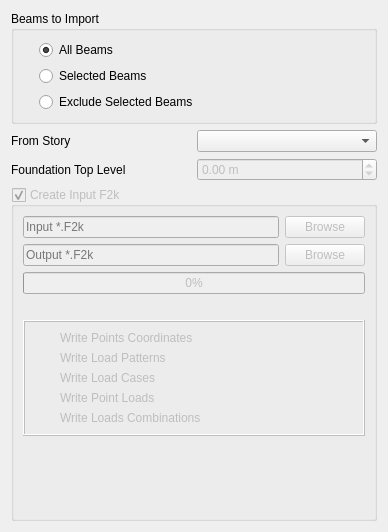
Qt form safe/punch/Resources/ui/etabs_panel.ui (ebrahimraeyat/OSAFE) before a commit.
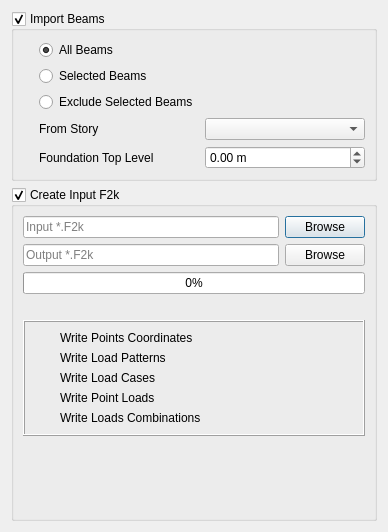
The same form after that commit. Icons and pictures are not drawn.

Commit message: remove spectral and modal case from f2k file

What changed in the file:
```diff
--- a/safe/punch/Resources/ui/etabs_panel.ui
+++ b/safe/punch/Resources/ui/etabs_panel.ui
@@ -17,11 +17,14 @@
    <item>
     <widget class="QGroupBox" name="beams_group">
      <property name="title">
-      <string>Beams to Import</string>
+      <string>Import Beams</string>
      </property>
      <property name="flat">
       <bool>false</bool>
      </property>
+     <property name="checkable">
+      <bool>true</bool>
+     </property>
      <layout class="QVBoxLayout" name="verticalLayout_2">
       <property name="leftMargin">
        <number>25</number>
@@ -53,9 +56,6 @@
         </property>
        </widget>
       </item>
-     </layout>
-    </widget>
-   </item>
    <item>
     <layout class="QGridLayout" name="gridLayout">
      <item row="0" column="0">
@@ -78,7 +78,7 @@
      <item row="1" column="1">
       <widget class="QDoubleSpinBox" name="foundation_level">
        <property name="enabled">
-        <bool>false</bool>
+           <bool>true</bool>
        </property>
        <property name="suffix">
         <string> m</string>
@@ -99,10 +99,13 @@
      </item>
     </layout>
    </item>
+     </layout>
+    </widget>
+   </item>
    <item>
     <widget class="QGroupBox" name="f2k_groupbox">
      <property name="enabled">
-      <bool>false</bool>
+      <bool>true</bool>
      </property>
      <property name="title">
       <string>Create Input F2k</string>
```
Lines whose indentation alone changed are shown as unchanged. The commit also changes 2 other files.
